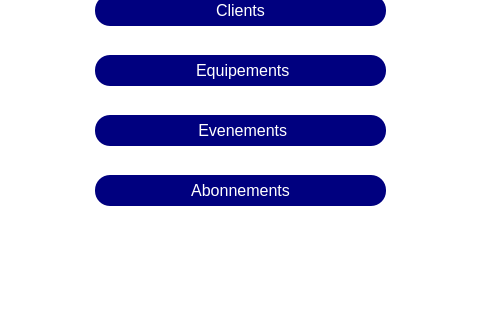
The window that mainwindow.ui (Projet-CPP-2A6/Nautica) describes before a commit, drawn with Qt 5; both pictures show x 595 to 1075 and y 235 to 555 of the 1269 by 662 pixel window.
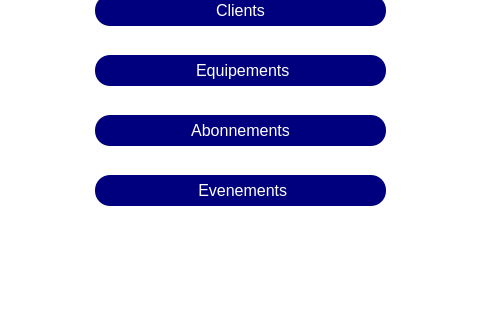
The same window after the commit. The open tabs and pages were chosen to show the change. Icons and pictures are not drawn.

Commit message: bumped up abonnementPushButton up to replace evenementPushButton (unused Module)

What changed in the file:
```diff
--- a/mainwindow.ui
+++ b/mainwindow.ui
@@ -449,7 +449,7 @@
        <property name="geometry">
         <rect>
          <x>690</x>
-         <y>350</y>
+         <y>410</y>
          <width>291</width>
          <height>31</height>
         </rect>
@@ -527,7 +527,7 @@
        <property name="geometry">
         <rect>
          <x>690</x>
-         <y>410</y>
+         <y>350</y>
          <width>291</width>
          <height>31</height>
         </rect>
```
